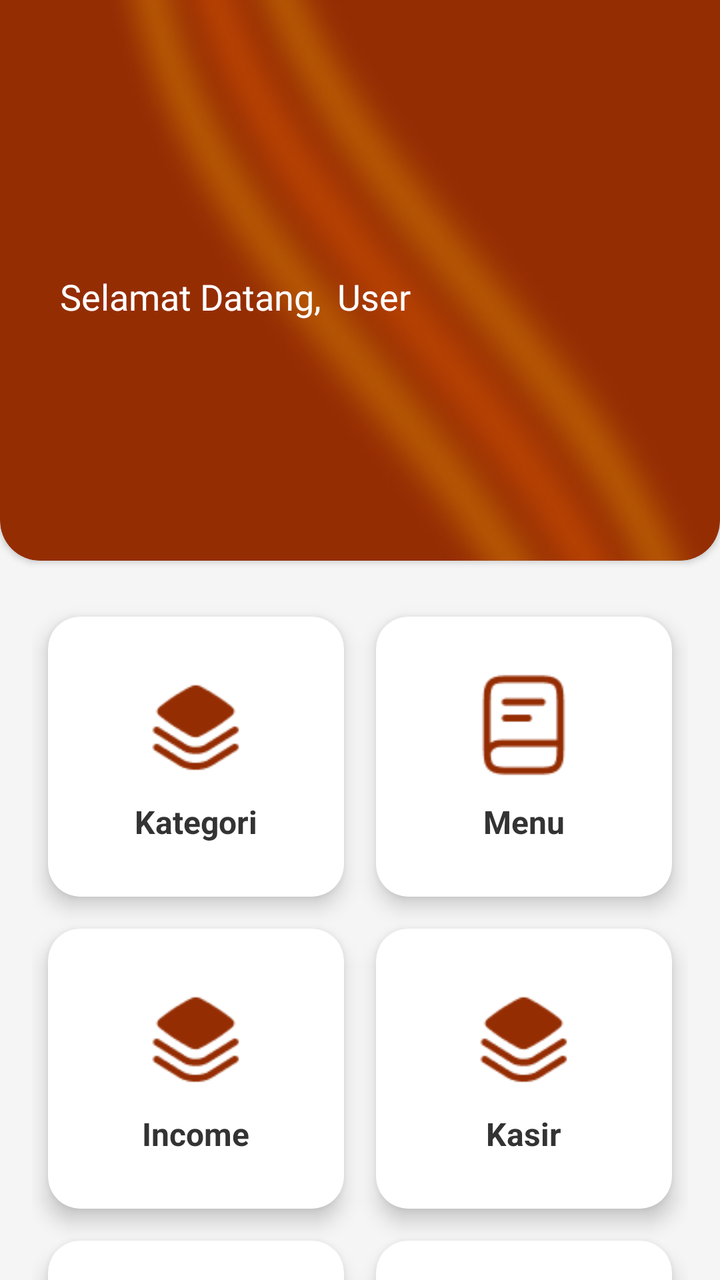
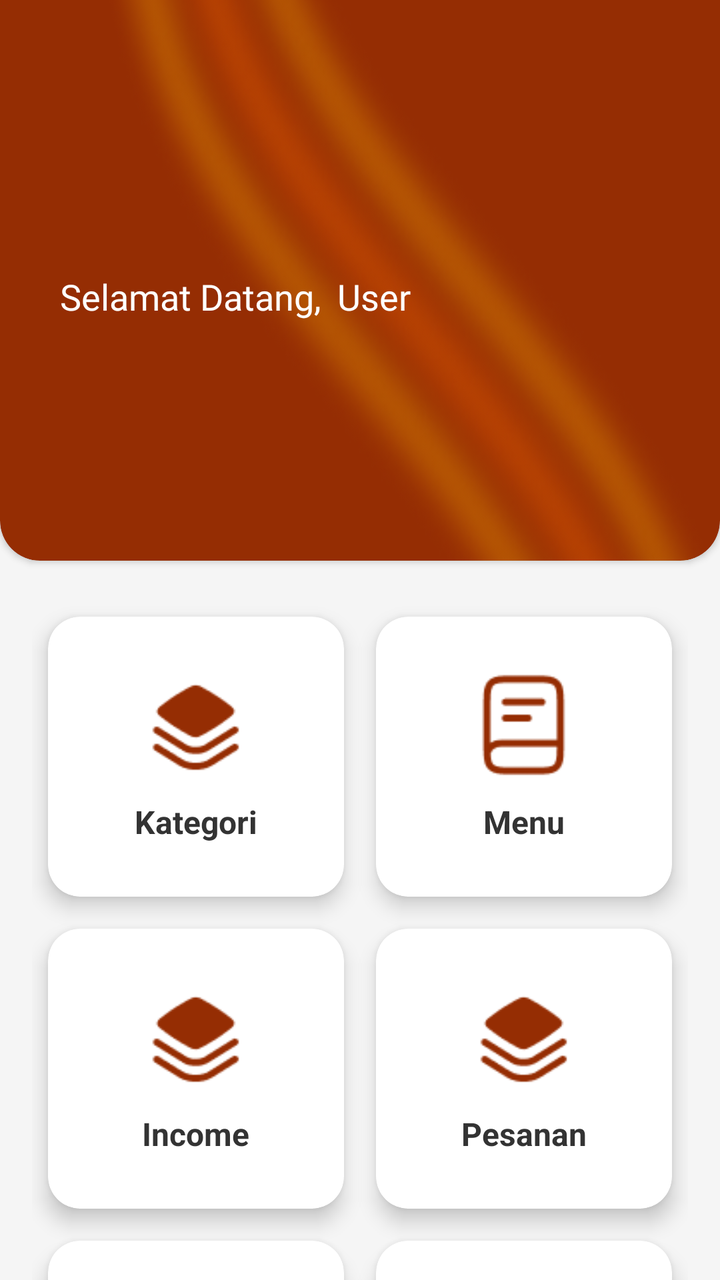

Two renders of the same Android screen: before a commit and after it. Below are the layout's source before the change and the commit's diff.
<!-- AndroidManifest.xml: application theme Theme.Warmindone -->
<!-- res/layout/activity_dashboardkasiradmin.xml -->
<?xml version="1.0" encoding="utf-8"?>
<RelativeLayout xmlns:android="http://schemas.android.com/apk/res/android"
    xmlns:app="http://schemas.android.com/apk/res-auto"
    xmlns:tools="http://schemas.android.com/tools"
    android:layout_width="match_parent"
    android:layout_height="match_parent"
    android:background="#F5F5F5"
    tools:context=".kasiradmin.DashboardKasirAdmin">

    
    <androidx.cardview.widget.CardView
        android:id="@+id/cardView"
        android:layout_width="410dp"
        android:layout_height="320dp"
        android:layout_marginTop="-40dp"
        app:cardBackgroundColor="#952D03"
        app:cardCornerRadius="20dp">

        <RelativeLayout
            android:layout_width="match_parent"
            android:layout_height="match_parent">

            <ImageView
                android:id="@+id/imageView3"
                android:layout_width="517dp"
                android:layout_height="401dp"
                android:layout_alignParentEnd="true"
                android:layout_marginTop="-5dp"
                android:scaleType="fitXY"
                app:srcCompat="@drawable/bgdashboardadmin" />

            <LinearLayout
                android:layout_width="match_parent"
                android:layout_height="wrap_content"
                android:layout_alignParentBottom="true"
                android:layout_marginBottom="120dp"
                android:gravity="center_vertical"
                android:orientation="horizontal"
                android:paddingStart="30dp"
                android:paddingEnd="30dp">

                <TextView
                    android:id="@+id/selamatDatang"
                    android:layout_width="wrap_content"
                    android:layout_height="wrap_content"
                    android:fontFamily="@font/montserrat_semibold"
                    android:text="@string/selamat_datang_dashboard"
                    android:textColor="@android:color/white"
                    android:textSize="18sp" />

                <TextView
                    android:id="@+id/namaUser"
                    android:layout_width="wrap_content"
                    android:layout_height="wrap_content"
                    android:layout_marginStart="8dp"
                    android:fontFamily="@font/montserrat_semibold"
                    android:text="@string/user"
                    android:textColor="@android:color/white"
                    android:textSize="18sp" />

            </LinearLayout>

        </RelativeLayout>

    </androidx.cardview.widget.CardView>

    
    <GridLayout
        android:layout_width="match_parent"
        android:layout_height="wrap_content"
        android:layout_below="@id/cardView"
        android:layout_marginStart="16dp"
        android:layout_marginTop="20dp"
        android:layout_marginEnd="16dp"
        android:columnCount="2"
        android:rowCount="3">

        
        <androidx.cardview.widget.CardView
            android:id="@+id/cardKategori"
            android:layout_width="0dp"
            android:layout_height="140dp"
            android:layout_columnWeight="1"
            android:layout_margin="8dp"
            android:onClick="kategoripage"
            app:cardCornerRadius="16dp"
            app:cardElevation="6dp">

            <LinearLayout
                android:layout_width="match_parent"
                android:layout_height="match_parent"
                android:gravity="center"
                android:orientation="vertical">

                <ImageView
                    android:layout_width="55dp"
                    android:layout_height="55dp"
                    android:src="@drawable/ic_kategori" />

                <TextView
                    android:layout_width="wrap_content"
                    android:layout_height="wrap_content"
                    android:layout_marginTop="10dp"
                    android:text="Kategori"
                    android:textColor="#333333"
                    android:textSize="16sp"
                    android:textStyle="bold" />
            </LinearLayout>

        </androidx.cardview.widget.CardView>

        
        <androidx.cardview.widget.CardView
            android:id="@+id/cardMenu"
            android:layout_width="0dp"
            android:onClick="menupage"
            android:layout_height="140dp"
            android:layout_columnWeight="1"
            android:layout_margin="8dp"
            app:cardCornerRadius="16dp"
            app:cardElevation="6dp">

            <LinearLayout
                android:layout_width="match_parent"
                android:layout_height="match_parent"
                android:gravity="center"
                android:orientation="vertical">

                <ImageView
                    android:layout_width="55dp"
                    android:layout_height="55dp"
                    android:src="@drawable/ic_menu" />

                <TextView
                    android:layout_width="wrap_content"
                    android:layout_height="wrap_content"
                    android:layout_marginTop="10dp"
                    android:text="Menu"
                    android:textColor="#333333"
                    android:textSize="16sp"
                    android:textStyle="bold" />
            </LinearLayout>

        </androidx.cardview.widget.CardView>

        
        <androidx.cardview.widget.CardView
            android:id="@+id/cardlaporanPendapatan"
            android:onClick="pendapatanpage"
            android:layout_width="0dp"
            android:layout_height="140dp"
            android:layout_columnWeight="1"
            android:layout_margin="8dp"
            app:cardCornerRadius="16dp"
            app:cardElevation="6dp">

            <LinearLayout
                android:layout_width="match_parent"
                android:layout_height="match_parent"
                android:gravity="center"
                android:orientation="vertical">

                <ImageView
                    android:layout_width="55dp"
                    android:layout_height="55dp"
                    android:src="@drawable/ic_kategori" />

                <TextView
                    android:layout_width="wrap_content"
                    android:layout_height="wrap_content"
                    android:layout_marginTop="10dp"
                    android:text="Income"
                    android:textColor="#333333"
                    android:textSize="16sp"
                    android:textStyle="bold" />
            </LinearLayout>

        </androidx.cardview.widget.CardView>

        
        <androidx.cardview.widget.CardView
            android:id="@+id/cardKasir"
            android:layout_width="0dp"
            android:layout_height="140dp"
            android:layout_columnWeight="1"
            android:layout_margin="8dp"
            app:cardCornerRadius="16dp"
            app:cardElevation="6dp">

            <LinearLayout
                android:layout_width="match_parent"
                android:layout_height="match_parent"
                android:gravity="center"
                android:orientation="vertical">

                <ImageView
                    android:layout_width="55dp"
                    android:layout_height="55dp"
                    android:src="@drawable/ic_kategori" />

                <TextView
                    android:layout_width="wrap_content"
                    android:layout_height="wrap_content"
                    android:layout_marginTop="10dp"
                    android:text="Kasir"
                    android:textColor="#333333"
                    android:textSize="16sp"
                    android:textStyle="bold" />
            </LinearLayout>

        </androidx.cardview.widget.CardView>

        
        <androidx.cardview.widget.CardView
            android:id="@+id/cardUser"
            android:layout_width="0dp"
            android:layout_height="140dp"
            android:layout_columnWeight="1"
            android:layout_margin="8dp"
            app:cardCornerRadius="16dp"
            app:cardElevation="6dp">

            <LinearLayout
                android:layout_width="match_parent"
                android:layout_height="match_parent"
                android:gravity="center"
                android:orientation="vertical">

                <ImageView
                    android:layout_width="55dp"
                    android:layout_height="55dp"
                    android:src="@drawable/ic_kategori" />

                <TextView
                    android:layout_width="wrap_content"
                    android:layout_height="wrap_content"
                    android:layout_marginTop="10dp"
                    android:text="User"
                    android:textColor="#333333"
                    android:textSize="16sp"
                    android:textStyle="bold" />
            </LinearLayout>

        </androidx.cardview.widget.CardView>

        
        <androidx.cardview.widget.CardView
            android:id="@+id/cardLogout"
            android:layout_width="0dp"
            android:layout_height="140dp"
            android:layout_columnWeight="1"
            android:layout_margin="8dp"
            app:cardCornerRadius="16dp"
            app:cardElevation="6dp">

            <LinearLayout
                android:layout_width="match_parent"
                android:layout_height="match_parent"
                android:gravity="center"
                android:orientation="vertical">

                <ImageView
                    android:layout_width="55dp"
                    android:layout_height="55dp"
                    android:src="@drawable/ic_kategori" />

                <TextView
                    android:layout_width="wrap_content"
                    android:layout_height="wrap_content"
                    android:layout_marginTop="10dp"
                    android:text="Logout"
                    android:textColor="#333333"
                    android:textSize="16sp"
                    android:textStyle="bold" />
            </LinearLayout>

        </androidx.cardview.widget.CardView>

    </GridLayout>

</RelativeLayout>
<!-- resources referenced by this layout -->
<resources>
  <!-- drawable bgdashboardadmin: png bitmap (drawable, 45797 bytes) -->
  <!-- drawable ic_kategori: png bitmap (drawable, 1483 bytes) -->
  <!-- drawable ic_menu: png bitmap (drawable, 1246 bytes) -->
  <string name="selamat_datang_dashboard">Selamat Datang,</string>
  <string name="user">User</string>
  <style name="Theme.Warmindone" parent="Base.Theme.Warmindone" />
  <style name="Base.Theme.Warmindone" parent="Theme.Material3.DayNight.NoActionBar">
          
          
      </style>
</resources>

<!-- the commit's change to res/layout/activity_dashboardkasiradmin.xml (unified diff, before → after) -->
@@ -146,7 +146,7 @@
         
         <androidx.cardview.widget.CardView
             android:id="@+id/cardlaporanPendapatan"
-            android:onClick="pendapatanpage"
+            android:onClick="incomepage"
             android:layout_width="0dp"
             android:layout_height="140dp"
             android:layout_columnWeight="1"
@@ -179,30 +179,31 @@
 
         
         <androidx.cardview.widget.CardView
-            android:id="@+id/cardKasir"
-            android:layout_width="0dp"
-            android:layout_height="140dp"
-            android:layout_columnWeight="1"
-            android:layout_margin="8dp"
-            app:cardCornerRadius="16dp"
-            app:cardElevation="6dp">
-
-            <LinearLayout
-                android:layout_width="match_parent"
-                android:layout_height="match_parent"
-                android:gravity="center"
-                android:orientation="vertical">
-
-                <ImageView
-                    android:layout_width="55dp"
-                    android:layout_height="55dp"
-                    android:src="@drawable/ic_kategori" />
-
-                <TextView
-                    android:layout_width="wrap_content"
-                    android:layout_height="wrap_content"
-                    android:layout_marginTop="10dp"
-                    android:text="Kasir"
+            android:id="@+id/cardPesanan"
+            android:onClick="pesananpage"
+            android:layout_width="0dp"
+            android:layout_height="140dp"
+            android:layout_columnWeight="1"
+            android:layout_margin="8dp"
+            app:cardCornerRadius="16dp"
+            app:cardElevation="6dp">
+
+            <LinearLayout
+                android:layout_width="match_parent"
+                android:layout_height="match_parent"
+                android:gravity="center"
+                android:orientation="vertical">
+
+                <ImageView
+                    android:layout_width="55dp"
+                    android:layout_height="55dp"
+                    android:src="@drawable/ic_kategori" />
+
+                <TextView
+                    android:layout_width="wrap_content"
+                    android:layout_height="wrap_content"
+                    android:layout_marginTop="10dp"
+                    android:text="Pesanan"
                     android:textColor="#333333"
                     android:textSize="16sp"
                     android:textStyle="bold" />
